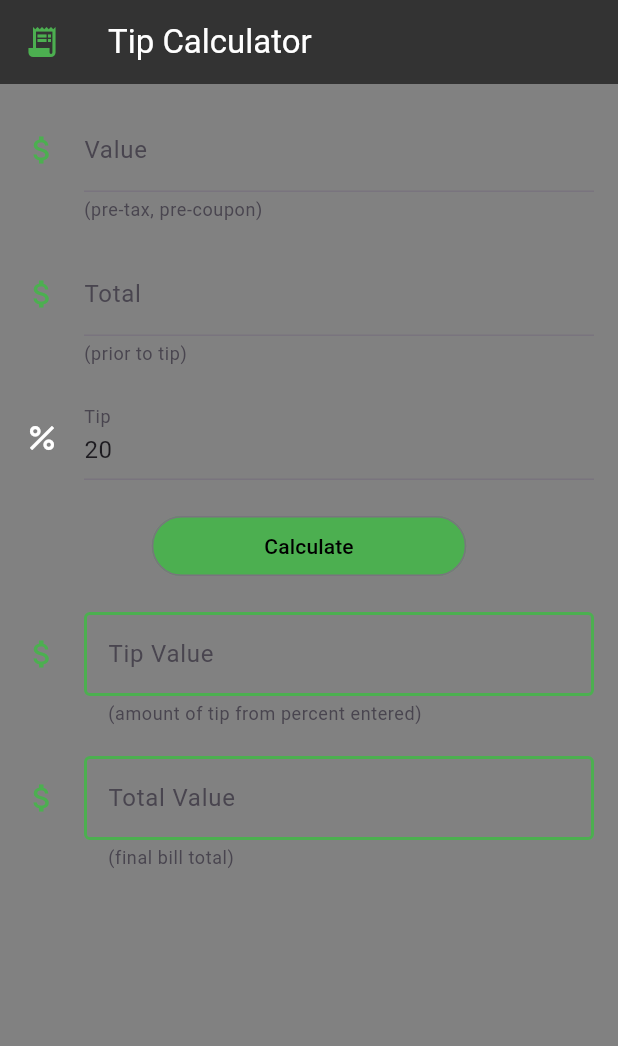
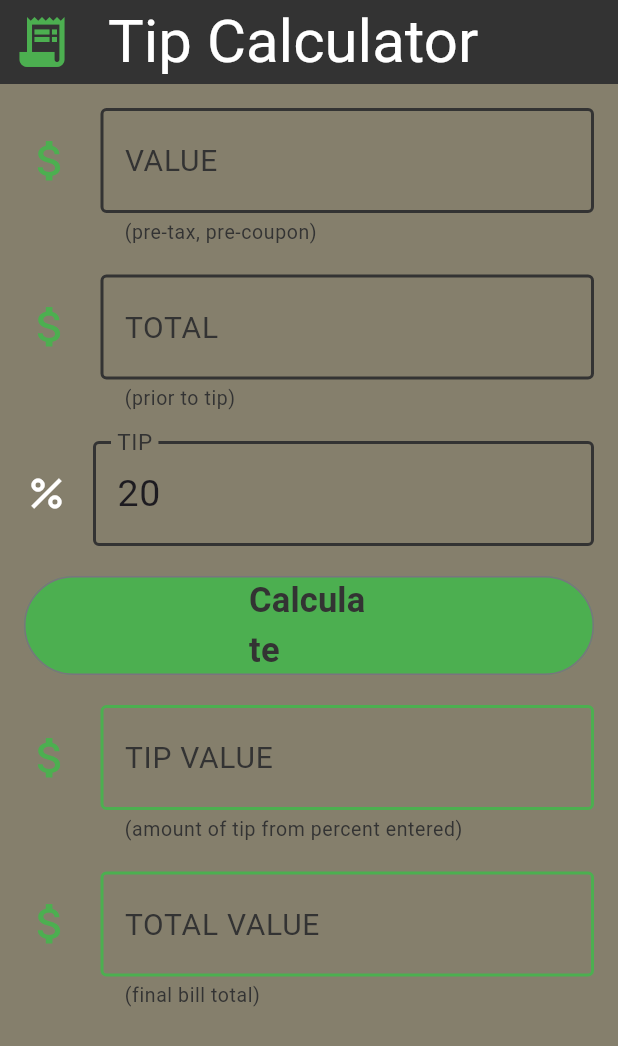
Before and after one commit to ECMessina/tip_calc, a Flutter app: the screen it shows after launch, on a phone screen of 412 x 824 dp. Shown: the top 1046 px of the screen. Run offline on Flutter 3.47's test engine with Material 3 defaults, Android fonts, the phone set to English and light mode, and no system bars; our stand-ins replace google_fonts; Roboto replaces fonts that are missing (Satisfy, Sriracha).

Commit message:
Updated color scheme and fonts - simplified with constants

```diff
--- a/lib/amount_selector.dart
+++ b/lib/amount_selector.dart
@@ -1,4 +1,5 @@
 import 'package:flutter/material.dart';
+import 'package:tip_calc/constants.dart';
 
 class AmountSelector extends StatelessWidget {
   const AmountSelector({
@@ -15,13 +16,15 @@ class AmountSelector extends StatelessWidget {
   @override
   Widget build(BuildContext context) {
     return TextField(
+      style: TextFieldStyle.kNumberTextStyle,
       decoration: InputDecoration(
-        icon: const Icon(
-          Icons.attach_money,
-          color: Colors.green,
-        ),
+        focusedBorder: kGreenOutlineInputBorder,
+        enabledBorder: kDkGreyOutlineInputBorder,
+        labelStyle: LabelStyle.kLabelStyle,
+        icon: kTextFieldMoneyIcon,
         labelText: label,
         helperText: helper,
+        helperStyle: HelperStyle.kHelperStyle,
       ),
       controller: controller,
       keyboardType: TextInputType.number,
--- a/lib/calculate_button.dart
+++ b/lib/calculate_button.dart
@@ -1,4 +1,6 @@
 import 'package:flutter/material.dart';
+import 'package:google_fonts/google_fonts.dart';
+import 'package:tip_calc/constants.dart';
 
 class CalculateButton extends StatelessWidget {
   const CalculateButton({super.key, required this.onPressed});
@@ -11,17 +13,19 @@ class CalculateButton extends StatelessWidget {
       style: ButtonStyle(
         padding: MaterialStateProperty.all<EdgeInsets>(
           const EdgeInsets.only(
-            right: 75,
-            left: 75,
+            right: 150,
+            left: 150,
           ),
         ),
-        backgroundColor: MaterialStateProperty.all(Colors.green),
+        backgroundColor: MaterialStateProperty.all(mainGreen),
       ),
       onPressed: onPressed,
-      child: const Text(
+      child: Text(
         'Calculate',
-        style: TextStyle(
-          color: Colors.black,
+        style: GoogleFonts.satisfy(
+          fontSize: 23,
+          fontWeight: FontWeight.bold,
+          color: sigDkGrey,
         ),
       ),
     );
--- /dev/null
+++ b/lib/constants.dart
@@ -0,0 +1,51 @@
+import 'package:flutter/material.dart';
+import 'package:google_fonts/google_fonts.dart';
+
+const Color sigDkGrey = Color.fromARGB(255, 51, 51, 51);
+const Color mainGreen = Colors.green;
+
+class TextFieldStyle {
+  static final TextStyle kNumberTextStyle = GoogleFonts.satisfy(
+    fontSize: 25,
+  );
+}
+
+class LabelStyle {
+  static final TextStyle kLabelStyle = GoogleFonts.sriracha(
+    color: sigDkGrey,
+    fontSize: 20,
+  );
+}
+
+class HelperStyle {
+  static final TextStyle kHelperStyle = GoogleFonts.sriracha(
+    color: sigDkGrey,
+    fontSize: 13,
+  );
+}
+
+const kTextFieldMoneyIcon = Icon(
+  size: 35,
+  Icons.attach_money,
+  color: mainGreen,
+);
+
+const kTextFieldPercentIcon = Icon(
+  size: 30,
+  Icons.percent,
+  color: Colors.white,
+);
+
+const kDkGreyOutlineInputBorder = OutlineInputBorder(
+  borderSide: BorderSide(
+    color: sigDkGrey,
+    width: 2,
+  ),
+);
+
+const kGreenOutlineInputBorder = OutlineInputBorder(
+  borderSide: BorderSide(
+    color: mainGreen,
+    width: 2,
+  ),
+);
--- a/lib/data_screen.dart
+++ b/lib/data_screen.dart
@@ -43,7 +43,7 @@ class _DataScreenState extends State<DataScreen> {
       child: Column(
         children: [
           AmountSelector(
-            label: 'Value',
+            label: 'VALUE',
             helper: '(pre-tax, pre-coupon)',
             controller: valueController,
           ),
@@ -51,7 +51,7 @@ class _DataScreenState extends State<DataScreen> {
             height: 20,
           ),
           AmountSelector(
-            label: 'Total',
+            label: 'TOTAL',
             helper: '(prior to tip)',
             controller: totalController,
           ),
@@ -59,7 +59,7 @@ class _DataScreenState extends State<DataScreen> {
             height: 20,
           ),
           PercentSelector(
-            label: 'Tip',
+            label: 'TIP',
             controller: tipPercentageController,
           ),
           const SizedBox(
@@ -72,7 +72,7 @@ class _DataScreenState extends State<DataScreen> {
             height: 20,
           ),
           OutputAmount(
-            label: 'Tip Value',
+            label: 'TIP VALUE',
             helper: '(amount of tip from percent entered)',
             controller: tipValueController,
           ),
@@ -80,7 +80,7 @@ class _DataScreenState extends State<DataScreen> {
             height: 20,
           ),
           OutputAmount(
-            label: 'Total Value',
+            label: 'TOTAL VALUE',
             helper: '(final bill total)',
             controller: totalValueController,
           ),
--- a/lib/main.dart
+++ b/lib/main.dart
@@ -1,4 +1,6 @@
 import 'package:flutter/material.dart';
+import 'package:google_fonts/google_fonts.dart';
+import 'package:tip_calc/constants.dart';
 import 'package:tip_calc/data_screen.dart';
 
 void main() {
@@ -13,19 +15,21 @@ class MainApp extends StatelessWidget {
     return MaterialApp(
       home: Scaffold(
         appBar: AppBar(
-          backgroundColor: const Color.fromARGB(255, 51, 51, 51),
+          backgroundColor: sigDkGrey,
           leading: const Icon(
+            size: 40,
             Icons.receipt_long,
-            color: Colors.green,
+            color: mainGreen,
           ),
-          title: const Text(
+          title: Text(
             'Tip Calculator',
-            style: TextStyle(
+            style: GoogleFonts.satisfy(
+              fontSize: 40,
               color: Colors.white,
             ),
           ),
         ),
-        backgroundColor: const Color.fromARGB(255, 129, 129, 129),
+        backgroundColor: const Color.fromARGB(255, 133, 127, 108),
         resizeToAvoidBottomInset: false,
         body: const DataScreen(),
       ),
--- a/lib/output_amount.dart
+++ b/lib/output_amount.dart
@@ -1,4 +1,5 @@
 import 'package:flutter/material.dart';
+import 'package:tip_calc/constants.dart';
 
 class OutputAmount extends StatelessWidget {
   const OutputAmount({
@@ -15,25 +16,15 @@ class OutputAmount extends StatelessWidget {
   @override
   Widget build(BuildContext context) {
     return TextField(
+      style: TextFieldStyle.kNumberTextStyle,
       decoration: InputDecoration(
-        focusedBorder: const OutlineInputBorder(
-          borderSide: BorderSide(
-            color: Colors.green,
-            width: 2,
-          ),
-        ),
-        enabledBorder: const OutlineInputBorder(
-          borderSide: BorderSide(
-            color: Colors.green,
-            width: 2,
-          ),
-        ),
-        icon: const Icon(
-          Icons.attach_money,
-          color: Colors.green,
-        ),
+        labelStyle: LabelStyle.kLabelStyle,
+        focusedBorder: kGreenOutlineInputBorder,
+        enabledBorder: kGreenOutlineInputBorder,
+        icon: kTextFieldMoneyIcon,
         labelText: label,
         helperText: helper,
+        helperStyle: HelperStyle.kHelperStyle,
       ),
       controller: controller,
       readOnly: true,
--- a/lib/percent_selector.dart
+++ b/lib/percent_selector.dart
@@ -1,4 +1,5 @@
 import 'package:flutter/material.dart';
+import 'package:tip_calc/constants.dart';
 
 class PercentSelector extends StatelessWidget {
   const PercentSelector({
@@ -13,11 +14,12 @@ class PercentSelector extends StatelessWidget {
   @override
   Widget build(BuildContext context) {
     return TextField(
+      style: TextFieldStyle.kNumberTextStyle,
       decoration: InputDecoration(
-        icon: const Icon(
-          Icons.percent,
-          color: Colors.white,
-        ),
+        focusedBorder: kGreenOutlineInputBorder,
+        enabledBorder: kDkGreyOutlineInputBorder,
+        labelStyle: LabelStyle.kLabelStyle,
+        icon: kTextFieldPercentIcon,
         labelText: label,
       ),
       controller: controller,
--- a/pubspec.yaml
+++ b/pubspec.yaml
@@ -9,6 +9,7 @@ environment:
 dependencies:
   flutter:
     sdk: flutter
+  google_fonts: ^6.2.1
 
 dev_dependencies:
   flutter_test:
```
Also changed, not shown: pubspec.lock, 1 other file.
